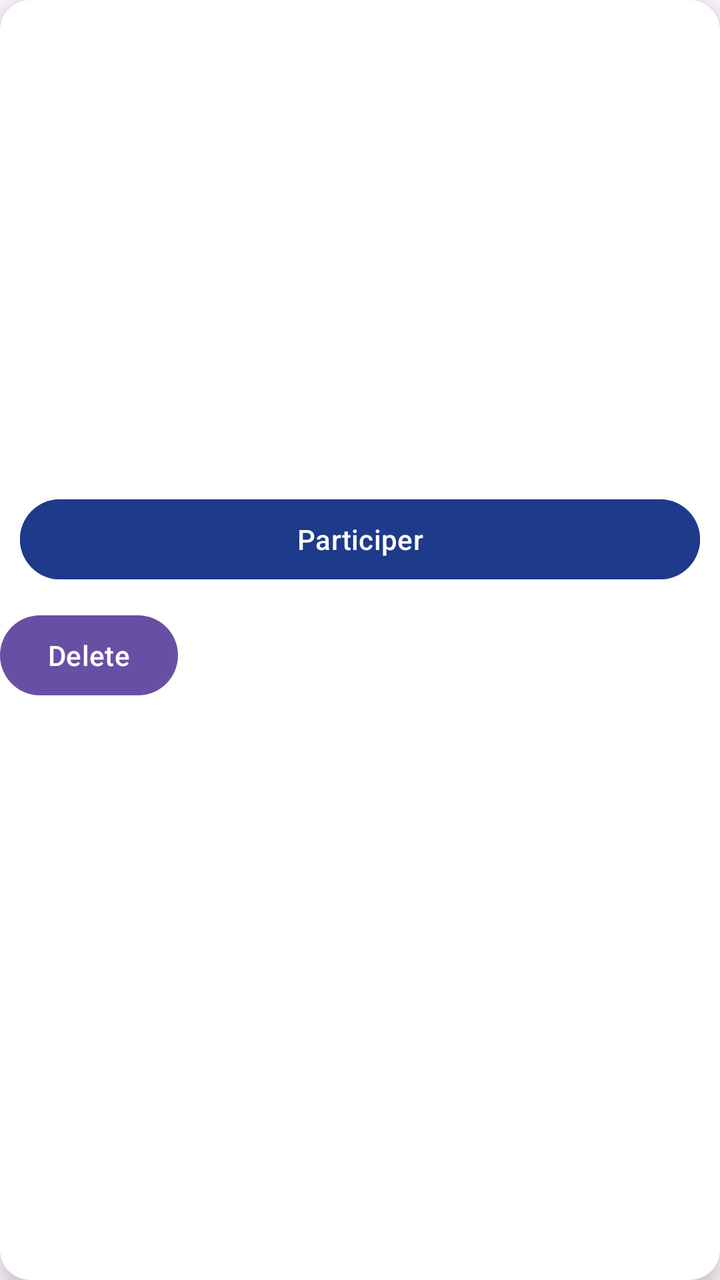
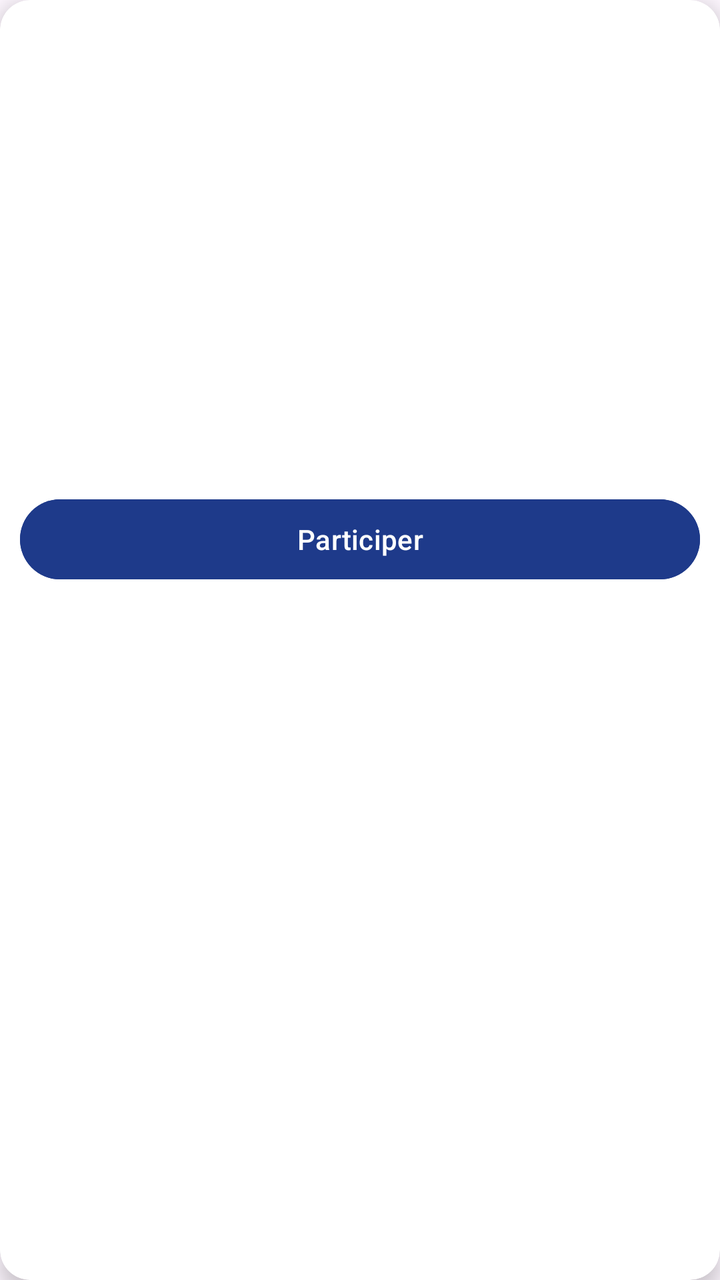

An Android layout rendered at two revisions. The XML below is the earlier revision; the diff shows what the commit changed to produce the second picture.
<!-- AndroidManifest.xml: application theme Theme.EvenementsEtudiants -->
<!-- res/layout/item_event.xml -->
<androidx.cardview.widget.CardView xmlns:android="http://schemas.android.com/apk/res/android"
    xmlns:app="http://schemas.android.com/apk/res-auto"
    android:layout_width="match_parent"
    android:layout_height="wrap_content"
    android:layout_margin="10dp"
    app:cardCornerRadius="15dp"
    app:cardElevation="6dp">

    <LinearLayout
        android:orientation="vertical"
        android:layout_width="match_parent"
        android:layout_height="wrap_content">

        <ImageView
            android:id="@+id/eventImage"
            android:layout_width="match_parent"
            android:layout_height="160dp"
            android:scaleType="centerCrop"/>

        <TextView
            android:id="@+id/eventTitle"
            android:layout_width="wrap_content"
            android:layout_height="wrap_content"
            android:textStyle="bold"
            android:padding="8dp"
            android:textSize="16sp"/>

        <TextView
            android:id="@+id/eventDate"
            android:layout_width="wrap_content"
            android:layout_height="wrap_content"
            android:paddingLeft="8dp"/>

        <TextView
            android:id="@+id/eventLocation"
            android:layout_width="wrap_content"
            android:layout_height="wrap_content"
            android:paddingLeft="8dp"/>

        <Button
            android:id="@+id/btnParticiper"
            android:layout_width="match_parent"
            android:layout_height="wrap_content"
            android:text="Participer"
            android:backgroundTint="#1E3A8A"
            android:textColor="#FFFFFF"
            android:layout_margin="10dp"/>
        <Button
            android:id="@+id/btnDelete"
            android:layout_width="wrap_content"
            android:layout_height="wrap_content"
            android:text="Delete"/>

    </LinearLayout>

</androidx.cardview.widget.CardView>
<!-- resources referenced by this layout -->
<resources>
  <style name="Theme.EvenementsEtudiants" parent="Base.Theme.EvenementsEtudiants" />
  <style name="Base.Theme.EvenementsEtudiants" parent="Theme.Material3.DayNight.NoActionBar">
          
          
      </style>
</resources>

<!-- the commit's change to res/layout/item_event.xml (unified diff, before → after) -->
@@ -45,11 +45,7 @@
             android:backgroundTint="#1E3A8A"
             android:textColor="#FFFFFF"
             android:layout_margin="10dp"/>
-        <Button
-            android:id="@+id/btnDelete"
-            android:layout_width="wrap_content"
-            android:layout_height="wrap_content"
-            android:text="Delete"/>
+
 
     </LinearLayout>
 
